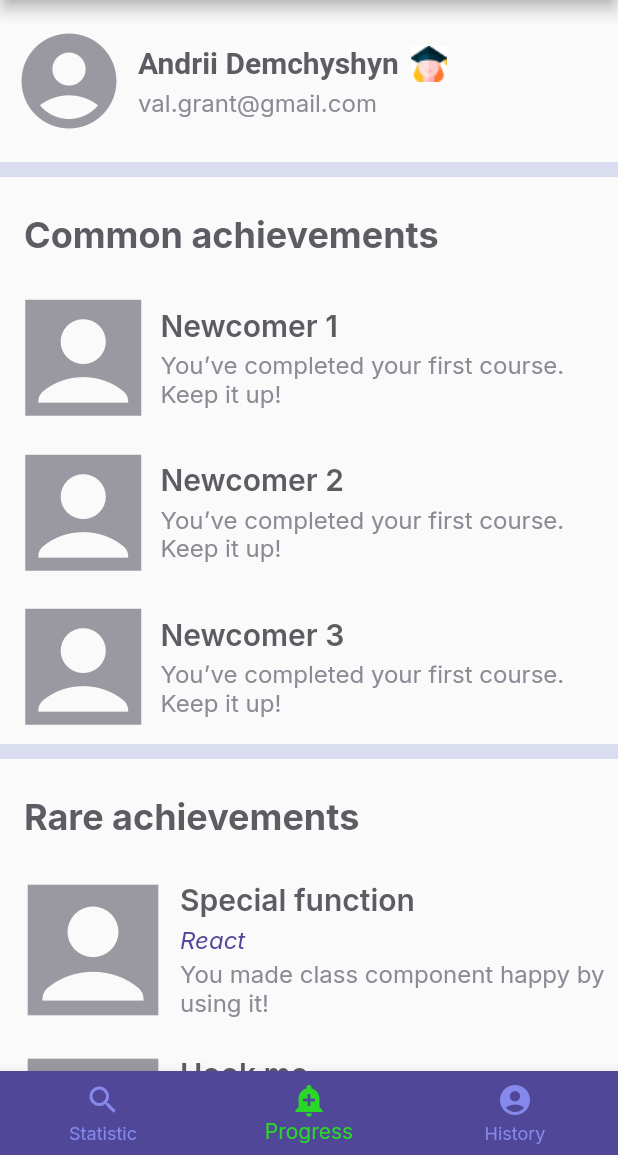
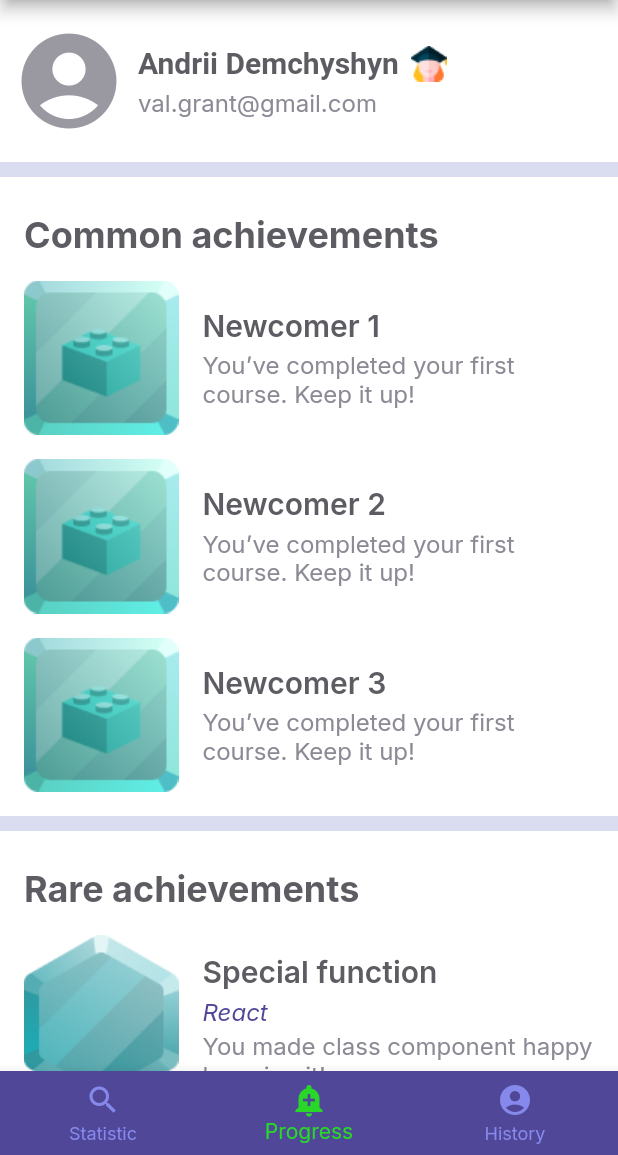
Before and after one commit to ZaykaNya/Diploma, a Flutter app: the HomePage screen opened directly, item 2 of the bottom bar chosen, on a phone screen of 412 x 824 dp, the part 81-1236 px from its top. Run offline on Flutter 3.47's test engine with Material 2 defaults, Android fonts, the phone set to English and light mode, and no system bars; our stand-ins replace bloc, equatable, flutter_bloc, formz, google_fonts; accounts and stored records are empty.

Commit message:
[icons] Added custom icons

```diff
--- a/lib/widgects/achievement_widget.dart
+++ b/lib/widgects/achievement_widget.dart
@@ -6,23 +6,21 @@ class Achievement extends StatelessWidget {
   final String header;
   final String label;
 
-  const Achievement({
-    Key? key,
-    required this.header,
-    required this.label
-  }) : super(key: key);
+  const Achievement({Key? key, required this.header, required this.label})
+      : super(key: key);
 
   @override
   Widget build(BuildContext context) {
-    return Row(
+    return Column(
+      children: [
+        Row(
           mainAxisAlignment: MainAxisAlignment.start,
           crossAxisAlignment: CrossAxisAlignment.center,
           children: [
-        const Icon(Icons.account_box_sharp,
-            size: 103, color: Color.fromRGBO(154, 153, 162, 1)),
-        const Padding(padding: EdgeInsets.only(right: 0)),
+            Image.asset('assets/images/achievement_icon.jpg'),
+            const Padding(padding: EdgeInsets.only(right: 16)),
             Expanded(
-          child:  Column(
+              child: Column(
                 mainAxisAlignment: MainAxisAlignment.start,
                 crossAxisAlignment: CrossAxisAlignment.start,
                 children: [
@@ -39,7 +37,10 @@ class Achievement extends StatelessWidget {
                           color: Color.fromRGBO(140, 138, 149, 1))),
                 ],
               ),
-        )
+            ),
+          ],
+        ),
+        const Padding(padding: EdgeInsets.only(bottom: 16)),
       ],
     );
   }
--- a/lib/widgects/achievements_widget.dart
+++ b/lib/widgects/achievements_widget.dart
@@ -29,7 +29,7 @@ class Achievements extends StatelessWidget {
                     fontWeight: FontWeight.w700,
                     color: Color.fromRGBO(93, 92, 99, 1)))),
             Padding(
-              padding: const EdgeInsets.fromLTRB(4, 0, 4, 0),
+              padding: const EdgeInsets.fromLTRB(16, 0, 16, 0),
               child: Column(
                 children: const [
                   Achievement(
--- a/lib/widgects/courses_widget.dart
+++ b/lib/widgects/courses_widget.dart
@@ -31,7 +31,7 @@ class Courses extends StatelessWidget {
                         fontWeight: FontWeight.w700,
                         color: Color.fromRGBO(93, 92, 99, 1)))),
             Padding(
-              padding: const EdgeInsets.fromLTRB(8, 0, 8, 0),
+              padding: const EdgeInsets.fromLTRB(16, 0, 16, 0),
               child: Column(
                 children: const [
                   Course(
--- a/lib/widgects/pages/root_page.dart
+++ b/lib/widgects/pages/root_page.dart
@@ -41,6 +41,7 @@ class _HomePageState extends State<HomePage> {
   @override
   Widget build(BuildContext context) {
     return Scaffold(
+      backgroundColor: Colors.white,
       appBar: AppBar(
         backgroundColor: const Color.fromRGBO(80, 71, 153, 1),
         toolbarHeight: 54,
--- a/lib/widgects/profile.dart
+++ b/lib/widgects/profile.dart
@@ -16,7 +16,7 @@ class Profile extends StatelessWidget {
   Widget build(BuildContext context) {
     return Padding(
       padding: const EdgeInsets.fromLTRB(8, 16, 8, 16),
-      child:  Row(
+      child: Row(
         mainAxisAlignment: MainAxisAlignment.start,
         crossAxisAlignment: CrossAxisAlignment.center,
         children: [
--- a/lib/widgects/rare_achievement_widget.dart
+++ b/lib/widgects/rare_achievement_widget.dart
@@ -7,24 +7,25 @@ class RareAchievement extends StatelessWidget {
   final String course;
   final String label;
 
-  const RareAchievement({
-    Key? key,
+  const RareAchievement(
+      {Key? key,
       required this.header,
       required this.course,
-    required this.label
-  }) : super(key: key);
+      required this.label})
+      : super(key: key);
 
   @override
   Widget build(BuildContext context) {
-    return Row(
+    return Column(
+      children: [
+        Row(
           mainAxisAlignment: MainAxisAlignment.start,
           crossAxisAlignment: CrossAxisAlignment.center,
           children: [
-        const Icon(Icons.account_box_sharp,
-            size: 116, color: Color.fromRGBO(154, 153, 162, 1)),
-        const Padding(padding: EdgeInsets.only(right: 0)),
+            Image.asset('assets/images/rare_achievement_icon.jpg'),
+            const Padding(padding: EdgeInsets.only(right: 16)),
             Expanded(
-          child:  Column(
+              child: Column(
                 mainAxisAlignment: MainAxisAlignment.start,
                 crossAxisAlignment: CrossAxisAlignment.start,
                 children: [
@@ -50,6 +51,9 @@ class RareAchievement extends StatelessWidget {
               ),
             )
           ],
+        ),
+        const Padding(padding: EdgeInsets.only(bottom: 16)),
+      ],
     );
   }
 }
--- a/lib/widgects/rare_achievements_widget.dart
+++ b/lib/widgects/rare_achievements_widget.dart
@@ -30,7 +30,7 @@ class RareAchievements extends StatelessWidget {
                         fontWeight: FontWeight.w700,
                         color: Color.fromRGBO(93, 92, 99, 1)))),
             Padding(
-              padding: const EdgeInsets.fromLTRB(4, 0, 4, 0),
+              padding: const EdgeInsets.fromLTRB(16, 0, 16, 0),
               child: Column(
                 children: const [
                   RareAchievement(
```
Also changed, not shown: lib/widgects/average_dashboard_widget.dart (+38 -6 lines), lib/widgects/course_widget.dart (+13 -13 lines), assets/images/achievement_icon.jpg (added), assets/images/alarm_clock_icon.png (added), assets/images/checkmark_icon.png (added), assets/images/pencil_icon.png (added), assets/images/rare_achievement_icon.jpg (added), assets/images/react_icon.png (added), assets/images/star_icon.png (added). Lines whose indentation alone changed are shown as unchanged.
